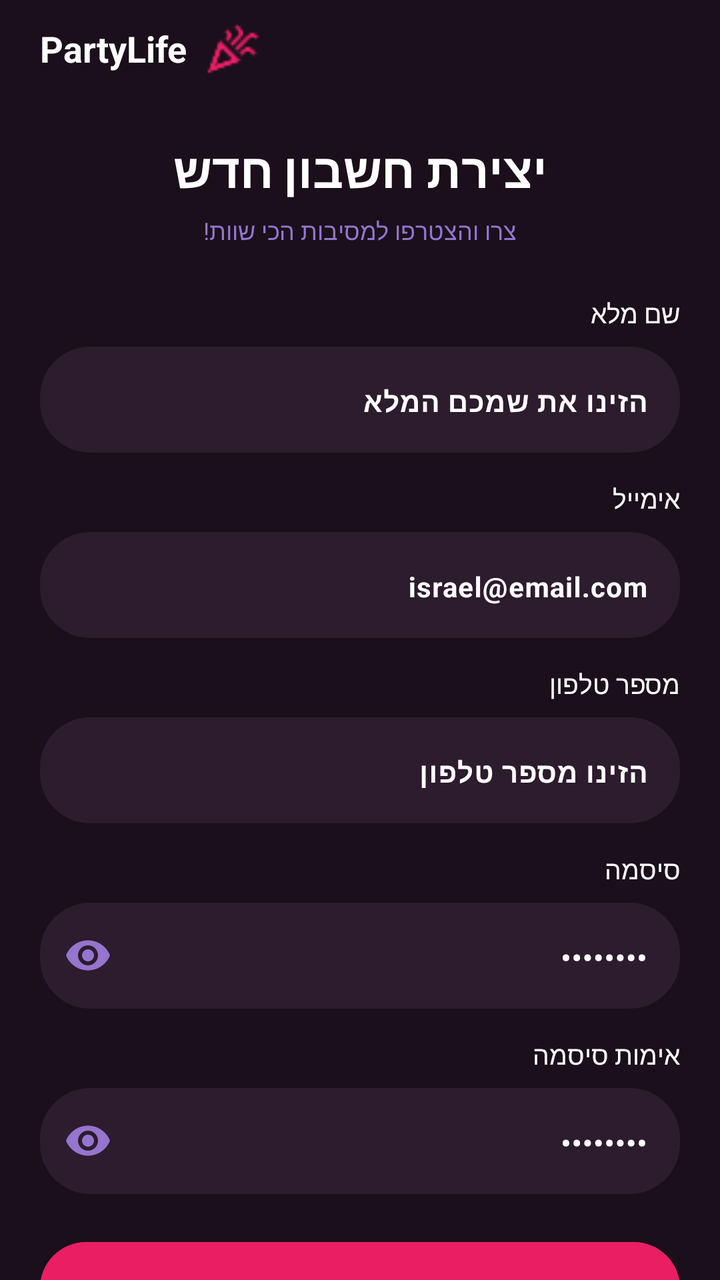
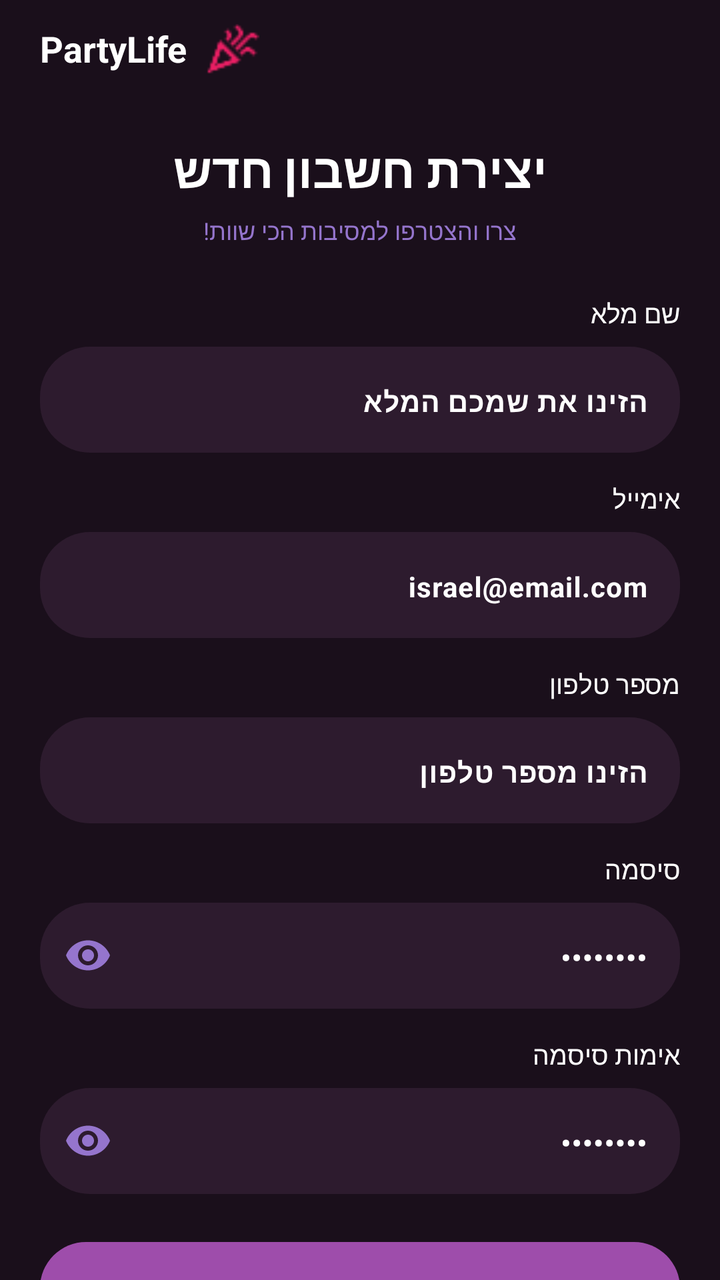

The first picture is an Android layout as it rendered before a commit; the second is the same layout after the commit. The layout source and the unified diff follow.
<!-- AndroidManifest.xml: application theme Theme.PartyLife -->
<!-- res/layout/activity_register_page.xml -->
<?xml version="1.0" encoding="utf-8"?>
<ScrollView xmlns:android="http://schemas.android.com/apk/res/android"
    xmlns:app="http://schemas.android.com/apk/res-auto"
    android:layout_width="match_parent"
    android:layout_height="match_parent"
    android:background="#1A0F1B"
    android:fillViewport="true"
    android:id="@+id/registerpage"
    android:scrollbars="none">

    <androidx.constraintlayout.widget.ConstraintLayout
        android:layout_width="match_parent"
        android:layout_height="wrap_content"
        android:paddingStart="20dp"
        android:paddingEnd="20dp"
        android:paddingTop="12dp"
        android:paddingBottom="32dp"
        android:layoutDirection="rtl">

        
        <TextView
            android:id="@+id/tvAppTitle"
            android:layout_width="wrap_content"
            android:layout_height="wrap_content"
            android:text="PartyLife"
            android:textColor="#FFFFFF"
            android:textSize="18sp"
            android:textStyle="bold"
            app:layout_constraintEnd_toEndOf="parent"
            app:layout_constraintTop_toTopOf="parent" />

        <ImageView
            android:id="@+id/ivAppIcon"
            android:layout_width="28dp"
            android:layout_height="28dp"
            android:layout_marginEnd="8dp"
            android:src="@drawable/logo"
            app:layout_constraintBottom_toBottomOf="@id/tvAppTitle"
            app:layout_constraintEnd_toStartOf="@id/tvAppTitle"
            app:layout_constraintTop_toTopOf="@id/tvAppTitle"
            app:tint="#E91E63" />

        
        <TextView
            android:id="@+id/tvTitle"
            android:layout_width="0dp"
            android:layout_height="wrap_content"
            android:layout_marginTop="32dp"
            android:text="יצירת חשבון חדש"
            android:textColor="#FFFFFF"
            android:textSize="24sp"
            android:textStyle="bold"
            android:gravity="center"
            app:layout_constraintEnd_toEndOf="parent"
            app:layout_constraintStart_toStartOf="parent"
            app:layout_constraintTop_toBottomOf="@id/tvAppTitle" />

        <TextView
            android:id="@+id/tvSubtitle"
            android:layout_width="0dp"
            android:layout_height="wrap_content"
            android:layout_marginTop="6dp"
            android:text="צרו והצטרפו למסיבות הכי שוות!"
            android:textColor="#9575CD"
            android:textSize="12sp"
            android:gravity="center"
            app:layout_constraintEnd_toEndOf="parent"
            app:layout_constraintStart_toStartOf="parent"
            app:layout_constraintTop_toBottomOf="@id/tvTitle" />

        
        <TextView
            android:id="@+id/tvNameLabel"
            android:layout_width="0dp"
            android:layout_height="wrap_content"
            android:layout_marginTop="24dp"
            android:text="שם מלא"
            android:textColor="#FFFFFF"
            android:textSize="13sp"
            android:gravity="start"
            app:layout_constraintEnd_toEndOf="parent"
            app:layout_constraintStart_toStartOf="parent"
            app:layout_constraintTop_toBottomOf="@id/tvSubtitle" />

        <com.google.android.material.textfield.TextInputLayout
            android:id="@+id/tilFullName"
            style="@style/ThemeOverlay.App.TextInputLayout.WhiteText"
            android:layout_width="0dp"
            android:layout_height="wrap_content"
            android:layout_marginTop="8dp"
            android:hint="הזינו את שמכם המלא"
            android:layoutDirection="rtl"
            app:boxBackgroundColor="#2D1B2E"
            app:boxBackgroundMode="filled"
            app:boxCornerRadiusBottomEnd="25dp"
            app:boxCornerRadiusBottomStart="25dp"
            app:boxCornerRadiusTopEnd="25dp"
            app:boxCornerRadiusTopStart="25dp"
            app:boxStrokeWidth="0dp"
            app:layout_constraintEnd_toEndOf="parent"
            app:layout_constraintStart_toStartOf="parent"
            app:layout_constraintTop_toBottomOf="@id/tvNameLabel">

            <com.google.android.material.textfield.TextInputEditText
                android:id="@+id/etFullName"
                android:layout_width="match_parent"
                android:layout_height="wrap_content"
                android:inputType="textPersonName"
                android:textSize="14sp"
                android:textStyle="bold"
                android:gravity="right"
                android:textDirection="rtl"
                android:imeOptions="actionNext"
                android:minHeight="50dp" />

        </com.google.android.material.textfield.TextInputLayout>

        
        <TextView
            android:id="@+id/tvEmailLabel"
            android:layout_width="0dp"
            android:layout_height="wrap_content"
            android:layout_marginTop="14dp"
            android:text="אימייל"
            android:textColor="#FFFFFF"
            android:textSize="13sp"
            android:gravity="start"
            app:layout_constraintEnd_toEndOf="parent"
            app:layout_constraintStart_toStartOf="parent"
            app:layout_constraintTop_toBottomOf="@id/tilFullName" />

        <com.google.android.material.textfield.TextInputLayout
            android:id="@+id/tilEmail"
            style="@style/ThemeOverlay.App.TextInputLayout.WhiteText"
            android:layout_width="0dp"
            android:layout_height="wrap_content"
            android:layout_marginTop="8dp"
            android:hint="israel@email.com"
            android:layoutDirection="rtl"
            app:boxBackgroundColor="#2D1B2E"
            app:boxBackgroundMode="filled"
            app:boxCornerRadiusBottomEnd="25dp"
            app:boxCornerRadiusBottomStart="25dp"
            app:boxCornerRadiusTopEnd="25dp"
            app:boxCornerRadiusTopStart="25dp"
            app:boxStrokeWidth="0dp"
            app:layout_constraintEnd_toEndOf="parent"
            app:layout_constraintStart_toStartOf="parent"
            app:layout_constraintTop_toBottomOf="@id/tvEmailLabel">

            <com.google.android.material.textfield.TextInputEditText
                android:id="@+id/etEmail"
                android:layout_width="match_parent"
                android:layout_height="wrap_content"
                android:inputType="textEmailAddress"
                android:textSize="14sp"
                android:textStyle="bold"
                android:gravity="right"
                android:textDirection="rtl"
                android:imeOptions="actionNext"
                android:minHeight="50dp" />

        </com.google.android.material.textfield.TextInputLayout>

        
        <TextView
            android:id="@+id/tvPhoneLabel"
            android:layout_width="0dp"
            android:layout_height="wrap_content"
            android:layout_marginTop="14dp"
            android:text="מספר טלפון"
            android:textColor="#FFFFFF"
            android:textSize="13sp"
            android:gravity="start"
            app:layout_constraintEnd_toEndOf="parent"
            app:layout_constraintStart_toStartOf="parent"
            app:layout_constraintTop_toBottomOf="@id/tilEmail" />

        <com.google.android.material.textfield.TextInputLayout
            android:id="@+id/tilPhone"
            style="@style/ThemeOverlay.App.TextInputLayout.WhiteText"
            android:layout_width="0dp"
            android:layout_height="wrap_content"
            android:layout_marginTop="8dp"
            android:hint="הזינו מספר טלפון"
            android:layoutDirection="rtl"
            app:boxBackgroundColor="#2D1B2E"
            app:boxBackgroundMode="filled"
            app:boxCornerRadiusBottomEnd="25dp"
            app:boxCornerRadiusBottomStart="25dp"
            app:boxCornerRadiusTopEnd="25dp"
            app:boxCornerRadiusTopStart="25dp"
            app:boxStrokeWidth="0dp"
            app:layout_constraintEnd_toEndOf="parent"
            app:layout_constraintStart_toStartOf="parent"
            app:layout_constraintTop_toBottomOf="@id/tvPhoneLabel">

            <com.google.android.material.textfield.TextInputEditText
                android:id="@+id/etPhone"
                android:layout_width="match_parent"
                android:layout_height="wrap_content"
                android:inputType="phone"
                android:textSize="14sp"
                android:textStyle="bold"
                android:gravity="right"
                android:textDirection="rtl"
                android:imeOptions="actionNext"
                android:minHeight="50dp" />

        </com.google.android.material.textfield.TextInputLayout>

        
        <TextView
            android:id="@+id/tvPasswordLabel"
            android:layout_width="0dp"
            android:layout_height="wrap_content"
            android:layout_marginTop="14dp"
            android:text="סיסמה"
            android:textColor="#FFFFFF"
            android:textSize="13sp"
            android:gravity="start"
            app:layout_constraintEnd_toEndOf="parent"
            app:layout_constraintStart_toStartOf="parent"
            app:layout_constraintTop_toBottomOf="@id/tilPhone" />

        <com.google.android.material.textfield.TextInputLayout
            android:id="@+id/tilPassword"
            style="@style/ThemeOverlay.App.TextInputLayout.WhiteText"
            android:layout_width="0dp"
            android:layout_height="wrap_content"
            android:layout_marginTop="8dp"
            android:hint="••••••••"
            android:layoutDirection="rtl"
            app:boxBackgroundColor="#2D1B2E"
            app:boxBackgroundMode="filled"
            app:boxCornerRadiusBottomEnd="25dp"
            app:boxCornerRadiusBottomStart="25dp"
            app:boxCornerRadiusTopEnd="25dp"
            app:boxCornerRadiusTopStart="25dp"
            app:boxStrokeWidth="0dp"
            app:endIconMode="password_toggle"
            app:endIconTint="#9575CD"
            app:layout_constraintEnd_toEndOf="parent"
            app:layout_constraintStart_toStartOf="parent"
            app:layout_constraintTop_toBottomOf="@id/tvPasswordLabel">

            <com.google.android.material.textfield.TextInputEditText
                android:id="@+id/etPassword"
                android:layout_width="match_parent"
                android:layout_height="wrap_content"
                android:inputType="textPassword"
                android:textSize="14sp"
                android:textStyle="bold"
                android:gravity="right"
                android:textDirection="rtl"
                android:imeOptions="actionNext"
                android:minHeight="50dp" />

        </com.google.android.material.textfield.TextInputLayout>

        
        <TextView
            android:id="@+id/tvConfirmPasswordLabel"
            android:layout_width="0dp"
            android:layout_height="wrap_content"
            android:layout_marginTop="14dp"
            android:text="אימות סיסמה"
            android:textColor="#FFFFFF"
            android:textSize="13sp"
            android:gravity="start"
            app:layout_constraintEnd_toEndOf="parent"
            app:layout_constraintStart_toStartOf="parent"
            app:layout_constraintTop_toBottomOf="@id/tilPassword" />

        <com.google.android.material.textfield.TextInputLayout
            android:id="@+id/tilConfirmPassword"
            style="@style/ThemeOverlay.App.TextInputLayout.WhiteText"
            android:layout_width="0dp"
            android:layout_height="wrap_content"
            android:layout_marginTop="8dp"
            android:hint="••••••••"
            android:layoutDirection="rtl"
            app:boxBackgroundColor="#2D1B2E"
            app:boxBackgroundMode="filled"
            app:boxCornerRadiusBottomEnd="25dp"
            app:boxCornerRadiusBottomStart="25dp"
            app:boxCornerRadiusTopEnd="25dp"
            app:boxCornerRadiusTopStart="25dp"
            app:boxStrokeWidth="0dp"
            app:endIconMode="password_toggle"
            app:endIconTint="#9575CD"
            app:layout_constraintEnd_toEndOf="parent"
            app:layout_constraintStart_toStartOf="parent"
            app:layout_constraintTop_toBottomOf="@id/tvConfirmPasswordLabel">

            <com.google.android.material.textfield.TextInputEditText
                android:id="@+id/etConfirmPassword"
                android:layout_width="match_parent"
                android:layout_height="wrap_content"
                android:inputType="textPassword"
                android:textSize="14sp"
                android:textStyle="bold"
                android:gravity="right"
                android:textDirection="rtl"
                android:imeOptions="actionDone"
                android:minHeight="50dp" />

        </com.google.android.material.textfield.TextInputLayout>

        
        <com.google.android.material.button.MaterialButton
            android:id="@+id/btnRegister"
            android:layout_width="0dp"
            android:layout_height="54dp"
            android:layout_marginTop="20dp"
            android:text="הרשמה"
            android:textColor="#FFFFFF"
            android:textSize="16sp"
            android:textStyle="bold"
            app:backgroundTint="#E91E63"
            app:cornerRadius="27dp"
            app:layout_constraintEnd_toEndOf="parent"
            app:layout_constraintStart_toStartOf="parent"
            app:layout_constraintTop_toBottomOf="@id/tilConfirmPassword" />

        
        <TextView
            android:id="@+id/tvLoginLink"
            android:layout_width="wrap_content"
            android:layout_height="wrap_content"
            android:layout_marginTop="14dp"
            android:layout_marginBottom="20dp"
            android:text="כבר יש לכם/ן חשבון? התחברו ✓"
            android:textColor="#9575CD"
            android:textSize="13sp"
            app:layout_constraintEnd_toEndOf="parent"
            app:layout_constraintStart_toStartOf="parent"
            app:layout_constraintTop_toBottomOf="@id/btnRegister" />

    </androidx.constraintlayout.widget.ConstraintLayout>

</ScrollView>
<!-- resources referenced by this layout -->
<resources>
  <!-- drawable logo: png bitmap (drawable, 761 bytes) -->
  <style name="ThemeOverlay.App.TextInputLayout.WhiteText" parent="">
          <item name="android:textColorPrimary">#FFFFFF</item>
          <item name="android:textColorHint">#FFFFFF</item> 
      </style>
  <style name="Theme.PartyLife" parent="Base.Theme.PartyLife" />
  <style name="Base.Theme.PartyLife" parent="Theme.Material3.Dark.NoActionBar">
        
  
      </style>
</resources>

<!-- the commit's change to res/layout/activity_register_page.xml (unified diff, before → after) -->
@@ -317,7 +317,7 @@
             android:textColor="#FFFFFF"
             android:textSize="16sp"
             android:textStyle="bold"
-            app:backgroundTint="#E91E63"
+            app:backgroundTint="#9E4DAB"
             app:cornerRadius="27dp"
             app:layout_constraintEnd_toEndOf="parent"
             app:layout_constraintStart_toStartOf="parent"
